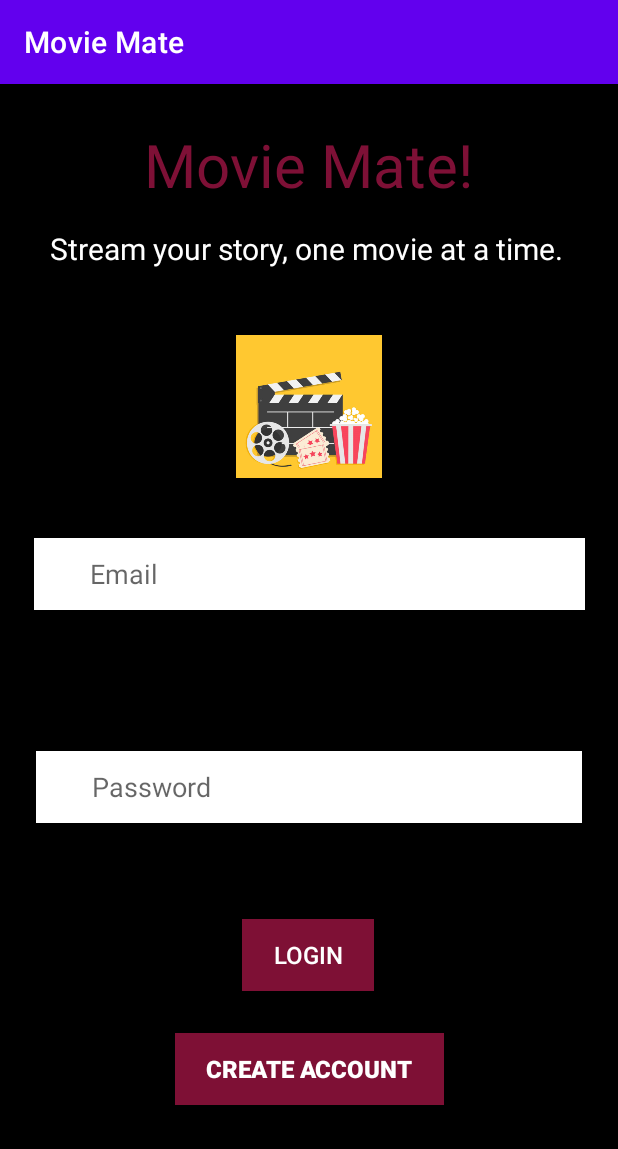
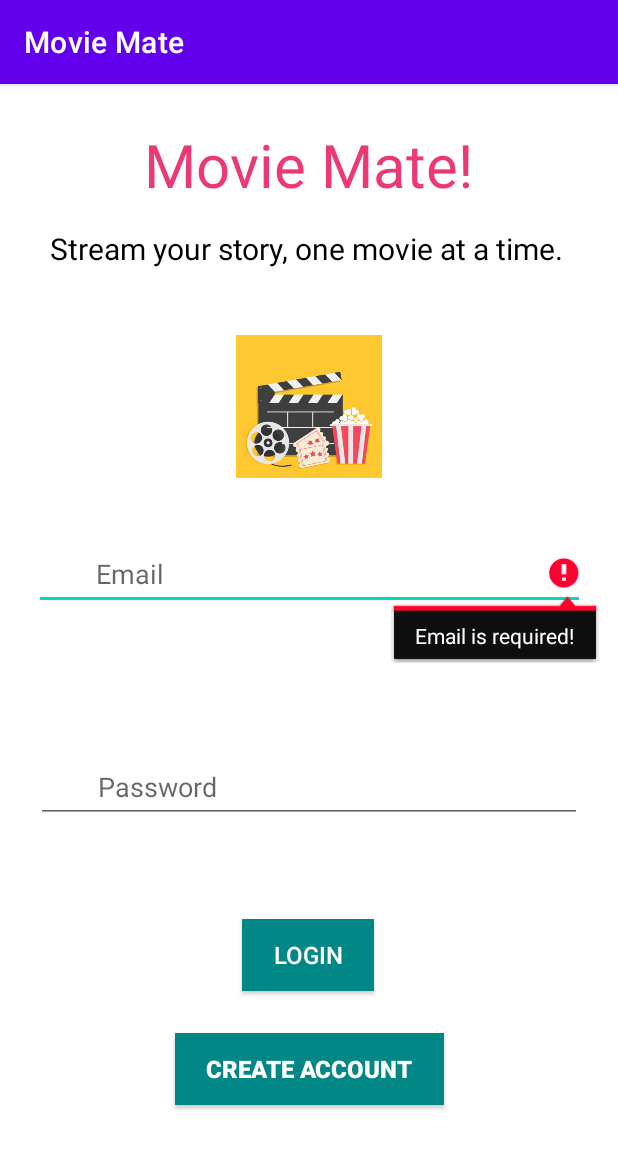
Before and after one commit to ShwetaKhed/MovieMate, an Android app: the screen it shows after launch once a user with an empty profile is signed in (LoginActivity), after a tap on "LOGIN", on a phone screen of 412 x 824 dp. Shown: the top 1149 px of the screen. Run offline under Robolectric (Android 15) with nearby library versions, the light colour scheme and no system bars; our stand-ins replace Firebase (no records; nobody signed in at launch, a user with empty details on screens opened directly), navigation-ui.

Commit message:
Errors for datepicker

```diff
--- a/app/src/main/java/com/example/moviemate/LoginActivity.java
+++ b/app/src/main/java/com/example/moviemate/LoginActivity.java
@@ -5,16 +5,22 @@ import static android.content.ContentValues.TAG;
 import android.app.Activity;
 import android.app.ProgressDialog;
 import android.content.Intent;
+import android.graphics.Color;
 import android.os.Bundle;
 import android.text.TextUtils;
+import android.text.method.HideReturnsTransformationMethod;
+import android.text.method.PasswordTransformationMethod;
 import android.util.Log;
 import android.view.View;
 import android.widget.Button;
+import android.widget.CheckBox;
+import android.widget.CompoundButton;
 import android.widget.EditText;
 import android.widget.Toast;
 
 import androidx.annotation.NonNull;
 import androidx.appcompat.app.AppCompatActivity;
+import androidx.appcompat.widget.AppCompatCheckBox;
 import androidx.lifecycle.ViewModelProvider;
 
 import com.example.moviemate.viewmodel.SharedViewModel;
@@ -38,6 +44,7 @@ public class LoginActivity extends AppCompatActivity {
         EditText passwordEditText = findViewById(R.id.passwordEditText);
         Button registerButton =findViewById(R.id.signupButton);
 
+
         registerButton.setOnClickListener(new View.OnClickListener() {
             @Override
             public void onClick(View v) {
@@ -54,29 +61,43 @@ public class LoginActivity extends AppCompatActivity {
                         LaunchActivity.class));*/
                 String txt_Email = emailEditText.getText().toString().trim();
                 String txt_Pwd = passwordEditText.getText().toString().trim();
+
                 if(TextUtils.isEmpty(txt_Email)) {
+                    emailEditText.setError( "Email is required!" );
                     toastMsg("Please enter Email");
                     return;
                 }
-
+               /* if (txt_Email.contains("@")) {
+                    toastMsg("Invalid Email");
+                    return;
+                }*/
                 if(TextUtils.isEmpty(txt_Pwd)) {
+                    passwordEditText.setError( "Password is required!" );
                     toastMsg("Please enter Password");
                     return;
                 }
-
+                if(txt_Pwd.length() <= 6) {
+                    passwordEditText.setError( "Invalid Password!" );
+                    toastMsg("Password too short.");
+                    return;
+                }
+                if(!txt_Pwd.matches("(?=.*[a-z])(?=.*[A-Z]).+")) {
+                    passwordEditText.setError( "Invalid Password!" );
+                    toastMsg("Password too short.");
+                    return;
+                }
                 loginUser(txt_Email, txt_Pwd);
-
             }
         });
     }
 
 
     private void loginUser(String txt_email, String txt_pwd) {
-        startActivity(new Intent(LoginActivity.this,
-                LaunchActivity.class));
+       /* startActivity(new Intent(LoginActivity.this,
+                LaunchActivity.class));*/
 
         // call the object and provide it with email id and password
-       /* auth.signInWithEmailAndPassword(txt_email,
+       auth.signInWithEmailAndPassword(txt_email,
                 txt_pwd).addOnSuccessListener(new OnSuccessListener<AuthResult>() {
             @Override
             public void onSuccess(AuthResult authResult) {
@@ -94,10 +115,10 @@ public class LoginActivity extends AppCompatActivity {
                 toastMsg("Login Failed");
                 return;
             }
-        });*/
+        });
     }
 
     public void toastMsg(String message){
-        Toast.makeText(this,message,Toast.LENGTH_SHORT).show();
+        Toast.makeText(this,message,Toast.LENGTH_LONG).show();
     }
 }
--- a/app/src/main/java/com/example/moviemate/service/RetrofitInterface.java
+++ b/app/src/main/java/com/example/moviemate/service/RetrofitInterface.java
@@ -5,6 +5,7 @@ import com.example.moviemate.model.MovieResult;
 import java.util.List;
 
 import retrofit2.Call;
+import retrofit2.http.FormUrlEncoded;
 import retrofit2.http.GET;
 import retrofit2.http.Query;
 
@@ -19,4 +20,7 @@ public interface RetrofitInterface {
     @GET("movie/top_rated?api_key=6f6d1b438fddb937dd48a7f88b87eae7&page=2")
     Call<MovieResult> getPopularMovies();
 
+    @GET("movie/top_rated")
+    Call<MovieResult> getPopularMovies1(@Query("api_key") String api_key, @Query("page") String page);
+
 }
--- a/app/src/main/res/layout/login_screen.xml
+++ b/app/src/main/res/layout/login_screen.xml
@@ -5,7 +5,6 @@
     xmlns:tools="http://schemas.android.com/tools"
     android:layout_width="match_parent"
     android:layout_height="match_parent"
-    android:background="@color/black"
     tools:context=".MainActivity">
     <TextView
         android:id="@+id/textView"
@@ -35,7 +34,7 @@
         android:gravity="center"
         android:padding="10dp"
         android:text="Stream your story, one movie at a time. "
-        android:textColor="@color/white"
+        android:textColor="@color/black"
         android:textSize="20sp"
         app:layout_constraintBottom_toBottomOf="parent"
         app:layout_constraintLeft_toLeftOf="parent"
@@ -63,7 +62,6 @@
         android:layout_marginLeft="24dp"
         android:layout_marginTop="40dp"
         android:layout_marginRight="24dp"
-        android:background="@color/white"
         android:hint="        Email"
         app:layout_constraintEnd_toEndOf="parent"
         app:layout_constraintHorizontal_bias="0.545"
@@ -78,7 +76,6 @@
         android:layout_marginTop="100dp"
         android:layout_marginRight="24dp"
         android:layout_marginBottom="215dp"
-        android:background="@color/white"
         android:hint="        Password"
         android:inputType="textPassword"
         android:maxLines="1"
@@ -94,7 +91,7 @@
         android:layout_width="wrap_content"
         android:layout_height="wrap_content"
         android:layout_marginTop="64dp"
-        android:background="@color/red"
+        android:background="@color/teal_700"
         android:text="LOGIN"
         android:textColor="@android:color/white"
         android:textSize="16sp"
@@ -107,7 +104,7 @@
         android:layout_width="179dp"
         android:layout_height="48dp"
         android:layout_marginTop="28dp"
-        android:background="@color/red"
+        android:background="@color/teal_700"
         android:text="CREATE ACCOUNT"
         android:textColor="@android:color/white"
         android:textSize="16sp"
--- a/app/src/main/res/values/colors.xml
+++ b/app/src/main/res/values/colors.xml
@@ -9,5 +9,5 @@
     <color name="white">#FFFFFF</color>
     <color name = "grey">#00FFFFFF</color>
     <color name="black1">#E4000000</color>
-    <color name="red">#8AE91E63</color>
+    <color name="red">#E1E91E63</color>
 </resources>
```
Also changed, not shown: app/src/main/java/com/example/moviemate/PieChartFragment.java (+28 -2 lines), app/src/main/java/com/example/moviemate/SignUpActivity.java (+27 -13 lines), app/src/main/res/layout/fragment_pie_chart.xml (+8 -10 lines), app/src/main/res/layout/signup.xml (+13 -2 lines).
